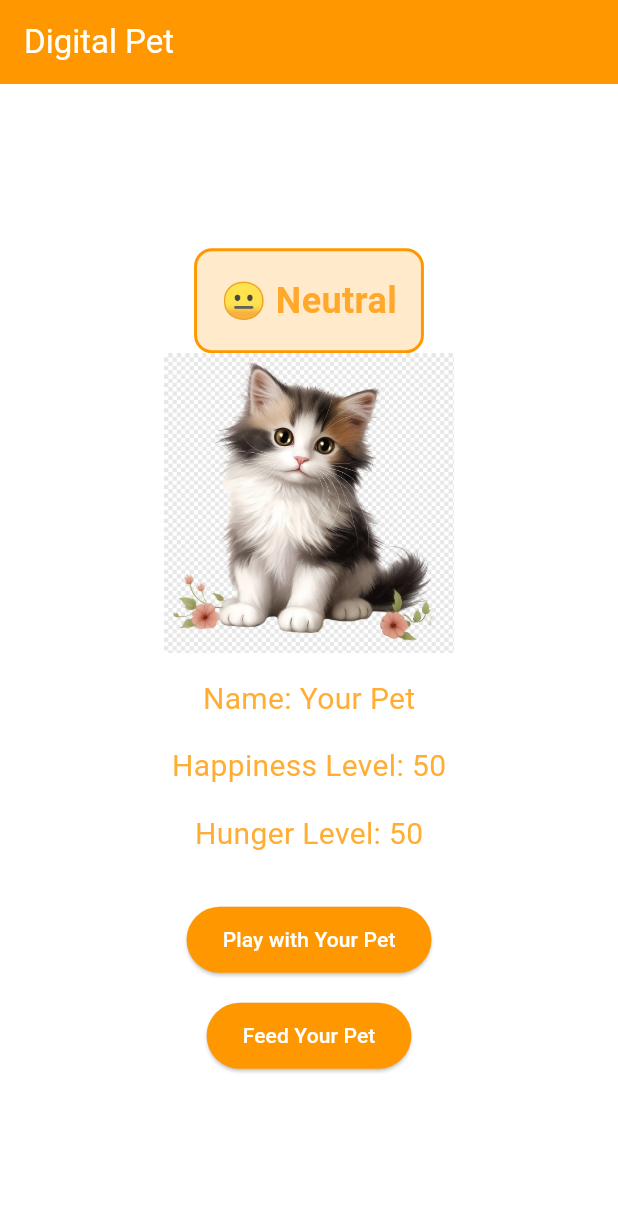
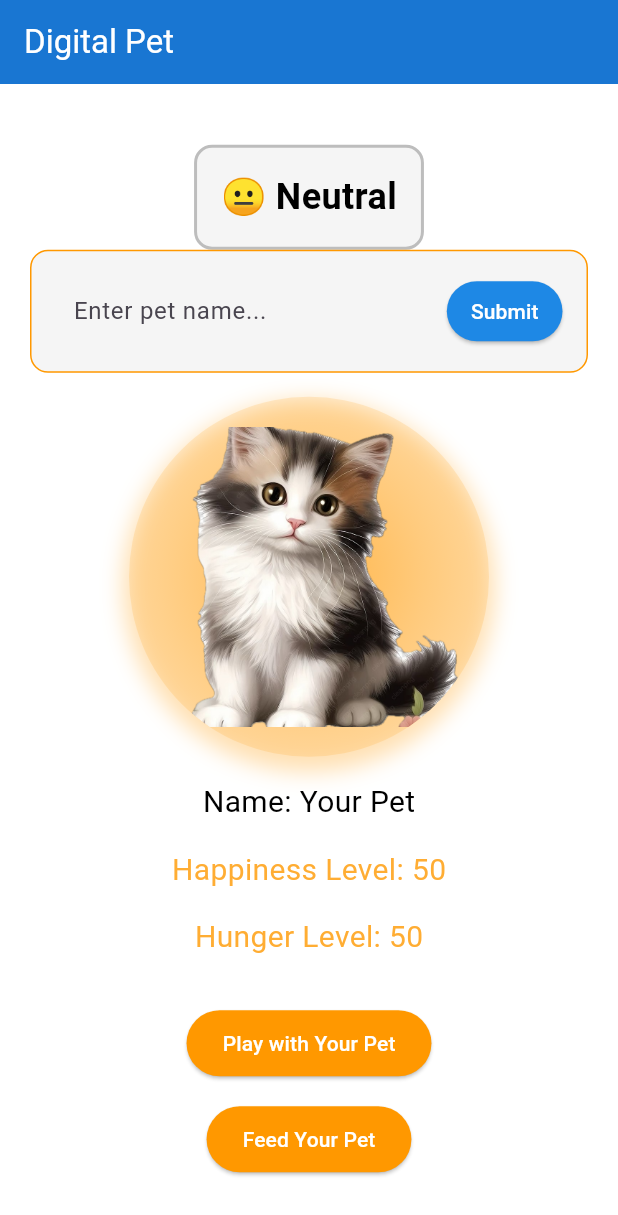
Before and after one commit to sseid4/real_pet_app, a Flutter app: the screen it shows after launch, on a phone screen of 412 x 824 dp. Shown: the top 1215 px of the screen. Run offline on Flutter 3.47's test engine with Material 3 defaults, Android fonts, the light colour scheme and no system bars.

Commit message:
Remove the image background and fix the mood color shading

```diff
--- a/lib/main.dart
+++ b/lib/main.dart
@@ -13,6 +13,7 @@
   String petName = "Your Pet";
   int happinessLevel = 50;
   int hungerLevel = 50;
+  TextEditingController _petNameController = TextEditingController();
 
   // Color changing function based on happiness level
   Color _getPetMoodColor() {
@@ -75,6 +76,21 @@
     if (happinessLevel < 0) happinessLevel = 0;
   }
 
+  @override
+  void dispose() {
+    _petNameController.dispose();
+    super.dispose();
+  }
+
+  void _updatePetName() {
+    setState(() {
+      if (_petNameController.text.isNotEmpty) {
+        petName = _petNameController.text;
+        _petNameController.clear(); // Clear the text field after submitting
+      }
+    });
+  }
+
   void _updateHunger() {
     setState(() {
       hungerLevel += 5;
@@ -90,7 +106,7 @@
     return Scaffold(
       appBar: AppBar(
         title: Text('Digital Pet'),
-        backgroundColor: _getPetMoodColor(),
+        backgroundColor: Colors.blue[700],
         foregroundColor: Colors.white,
       ),
       backgroundColor: Colors.white, // Remove colored background
@@ -102,30 +118,101 @@
             Container(
               padding: EdgeInsets.all(16.0),
               decoration: BoxDecoration(
-                color: _getPetMoodColor().withOpacity(0.2),
+                color: Colors.grey[100],
                 borderRadius: BorderRadius.circular(12.0),
-                border: Border.all(color: _getPetMoodColor(), width: 2.0),
+                border: Border.all(color: Colors.grey[400]!, width: 2.0),
               ),
               child: Text(
                 _getPetMoodText(),
                 style: TextStyle(
                   fontSize: 24.0,
                   fontWeight: FontWeight.bold,
-                  color: _getTextColor(),
+                  color: Colors.black,
                 ),
               ),
             ),
-            Image.asset(
-              'assets/images/cat.webp',
-              width: 200,
-              height: 200,
-              color: Colors.transparent,
-              colorBlendMode: BlendMode.multiply,
+            // Pet name input section
+            Container(
+              padding: EdgeInsets.all(16.0),
+              margin: EdgeInsets.symmetric(horizontal: 20.0),
+              decoration: BoxDecoration(
+                color: Colors.grey[100],
+                borderRadius: BorderRadius.circular(12.0),
+                border: Border.all(color: _getPetMoodColor(), width: 1.0),
+              ),
+              child: Row(
+                children: [
+                  Expanded(
+                    child: TextField(
+                      controller: _petNameController,
+                      decoration: InputDecoration(
+                        hintText: "Enter pet name...",
+                        border: InputBorder.none,
+                        contentPadding: EdgeInsets.symmetric(horizontal: 12.0),
+                      ),
+                      style: TextStyle(fontSize: 16.0),
+                    ),
+                  ),
+                  SizedBox(width: 8.0),
+                  ElevatedButton(
+                    onPressed: _updatePetName,
+                    style: ElevatedButton.styleFrom(
+                      backgroundColor: Colors.blue[600],
+                      foregroundColor: Colors.white,
+                      padding: EdgeInsets.symmetric(
+                        horizontal: 16.0,
+                        vertical: 8.0,
+                      ),
+                    ),
+                    child: Text('Submit'),
+                  ),
+                ],
+              ),
+            ),
+            SizedBox(height: 16.0),
+            // Pet image with circular gradient background
+            Container(
+              width: 240,
+              height: 240,
+              decoration: BoxDecoration(
+                shape: BoxShape.circle, // Makes it perfectly round
+                gradient: RadialGradient(
+                  center: Alignment.center,
+                  radius: 0.8,
+                  colors: [
+                    _getPetMoodColor().withOpacity(0.6), // Center - more opaque
+                    _getPetMoodColor().withOpacity(0.3), // Middle
+                    _getPetMoodColor().withOpacity(
+                      0.1,
+                    ), // Edge - more transparent
+                    Colors.transparent, // Completely transparent at edge
+                  ],
+                  stops: [0.0, 0.4, 0.7, 1.0], // Gradient positions
+                ),
+                boxShadow: [
+                  BoxShadow(
+                    color: _getPetMoodColor().withOpacity(0.3),
+                    spreadRadius: 4,
+                    blurRadius: 12,
+                    offset: Offset(0, 6),
+                  ),
+                ],
+              ),
+              child: ClipOval(
+                // Clips image to circular shape
+                child: Padding(
+                  padding: EdgeInsets.all(20.0), // Space between image and edge
+                  child: Image.asset(
+                    'assets/images/cat.png',
+                    fit: BoxFit.cover,
+                  ),
+                ),
+              ),
             ),
             SizedBox(height: 16.0),
             Text(
               'Name: $petName',
-              style: TextStyle(fontSize: 20.0, color: _getTextColor()),
+              style: TextStyle(fontSize: 20.0, color: Colors.black),
             ),
             SizedBox(height: 16.0),
             Text(
```
Also changed, not shown: assets/images/cat.png (added), assets/images/cat.webp (deleted).
